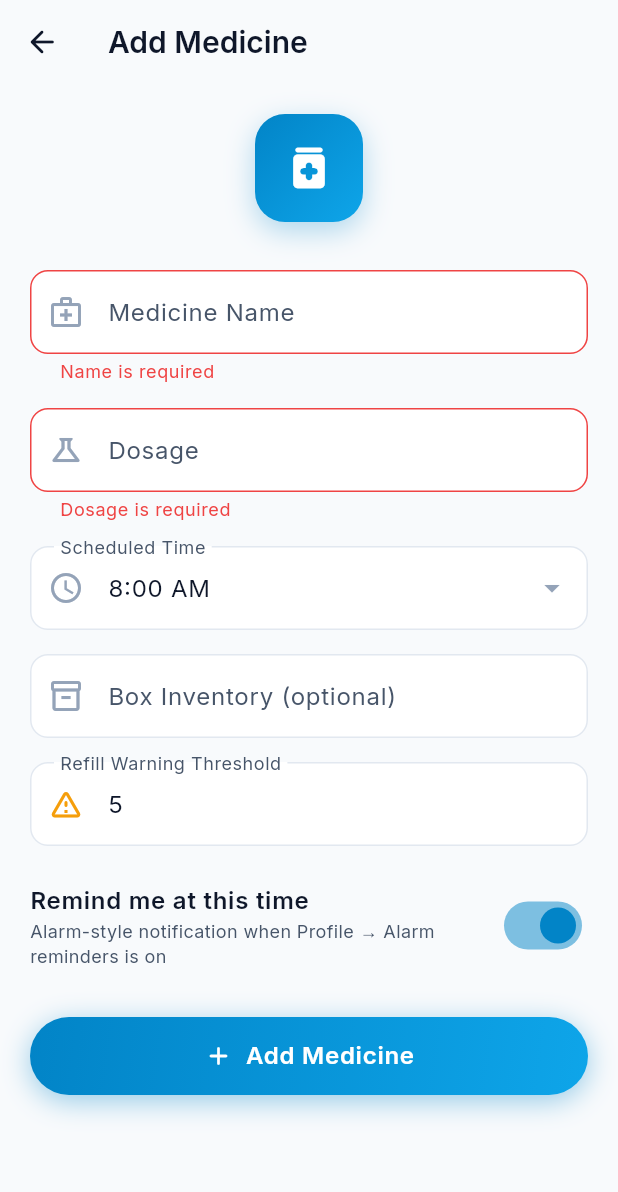
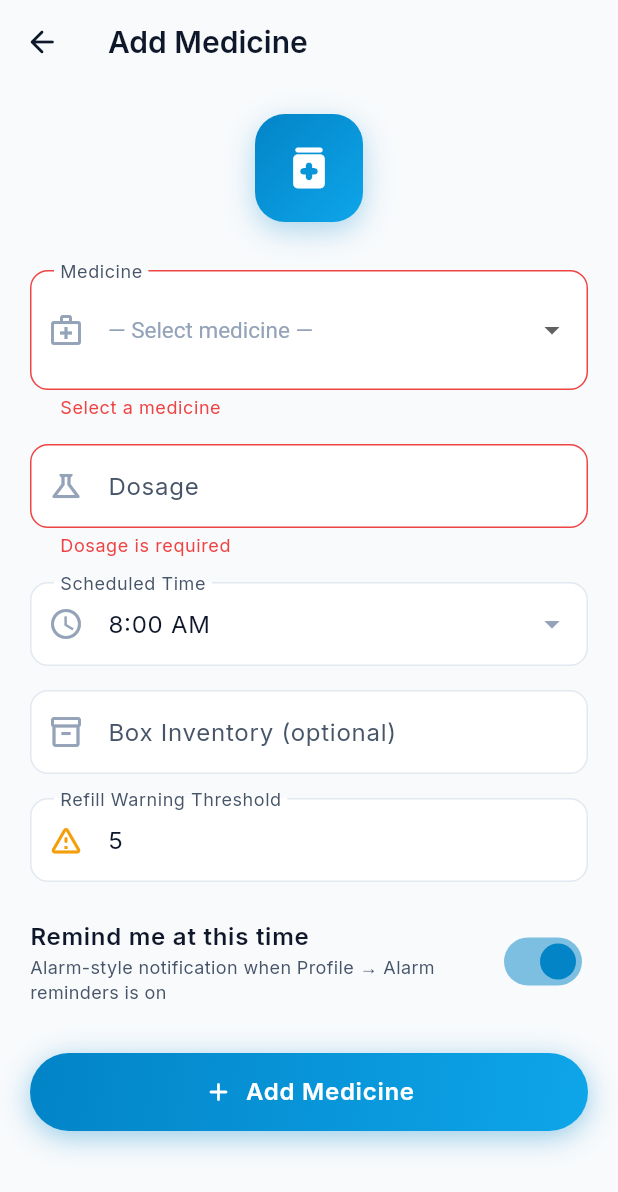
Before and after one commit to inexcusablecoder/Pillpal, a Flutter app: the AddMedicineScreen screen opened directly, after a tap on "Add Medicine", on a phone screen of 412 x 824 dp. Shown: the top 1192 px of the screen. Run offline on Flutter 3.47's test engine with Material 3 defaults, Android fonts, the phone set to English and light mode, and no system bars; drawn by our look-alikes of flutter_animate; our stand-ins replace dio, fl_chart, flutter_local_notifications, flutter_timezone, google_fonts, shared_preferences and 1 more; missing offline and left inert: dart:html; accounts and stored records are empty; network calls fail.

Commit message:
Add reference medicine catalog API, DB migration, and Flutter dropdown with cache fallback.
Made-with: Cursor

```diff
--- /dev/null
+++ b/frontend/pillpal_app/lib/config/common_medicines.dart
@@ -0,0 +1,62 @@
+/// Curated list for the medicine picker (dropdown). Add/edit still saves the chosen name to the API.
+class CommonMedicines {
+  CommonMedicines._();
+
+  /// Sentinel value for "Other — type custom name" in the dropdown.
+  static const String otherValue = '__pillpal_other__';
+
+  static const List<String> names = [
+    'Aceclofenac',
+    'Acyclovir',
+    'Amoxicillin',
+    'Artemether',
+    'Aspirin',
+    'Augmentin',
+    'Azax',
+    'Azithromycin',
+    'Aztreonam',
+    'Brufen',
+    'Calpol',
+    'Cefixime',
+    'Cefotaxime',
+    'Ceftriaxone',
+    'Cetirizine',
+    'Chloramphenicol',
+    'Chloroquine',
+    'Ciprofloxacin',
+    'Clarithromycin',
+    'Combiflam',
+    'Crocin',
+    'Diclofenac',
+    'Dolo 650',
+    'Domperidone',
+    'Doxycycline',
+    'Ibuprofen',
+    'Indomethacin',
+    'Ketorolac',
+    'Levofloxacin',
+    'Linezolid',
+    'Loratadine',
+    'Lumefantrine',
+    'Mefenamic',
+    'Mefloquine',
+    'Metronidazole',
+    'Monocef',
+    'Naproxen',
+    'ORS',
+    'Ondansetron',
+    'Oseltamivir',
+    'Pantoprazole',
+    'Paracetamol',
+    'Piroxicam',
+    'Primaquine',
+    'Quinine',
+    'Remdesivir',
+    'Taxim-O',
+    'Valacyclovir',
+    'Voveran',
+    'Zinc supplements',
+  ];
+
+  static bool isListed(String name) => names.contains(name);
+}
--- a/frontend/pillpal_app/lib/screens/medicines/add_medicine_screen.dart
+++ b/frontend/pillpal_app/lib/screens/medicines/add_medicine_screen.dart
@@ -1,9 +1,11 @@
 import 'package:flutter/material.dart';
 import 'package:flutter_animate/flutter_animate.dart';
 import 'package:provider/provider.dart';
+import '../../config/common_medicines.dart';
 import '../../config/theme.dart';
 import '../../models/medicine.dart';
 import '../../providers/medicine_provider.dart';
+import '../../services/api_client.dart';
 import '../../services/storage_service.dart';
 import '../../widgets/gradient_button.dart';
 
@@ -18,7 +20,10 @@ class AddMedicineScreen extends StatefulWidget {
 
 class _AddMedicineScreenState extends State<AddMedicineScreen> {
   final _formKey = GlobalKey<FormState>();
-  late TextEditingController _nameController;
+  String? _selectedMedicine; // null = not chosen; [CommonMedicines.otherValue] = custom
+  List<String> _catalogNames = List<String>.from(CommonMedicines.names);
+  bool _catalogLoading = true;
+  late TextEditingController _otherNameController;
   late TextEditingController _dosageController;
   late TextEditingController _pillCountController;
   late TextEditingController _thresholdController;
@@ -31,7 +36,16 @@ class _AddMedicineScreenState extends State<AddMedicineScreen> {
   @override
   void initState() {
     super.initState();
-    _nameController = TextEditingController(text: widget.medicine?.name ?? '');
+    _otherNameController = TextEditingController();
+    final existingName = widget.medicine?.name ?? '';
+    if (existingName.isNotEmpty) {
+      if (CommonMedicines.isListed(existingName)) {
+        _selectedMedicine = existingName;
+      } else {
+        _selectedMedicine = CommonMedicines.otherValue;
+        _otherNameController.text = existingName;
+      }
+    }
     _dosageController = TextEditingController(text: widget.medicine?.dosage ?? '');
     _pillCountController = TextEditingController(
       text: widget.medicine?.pillCount?.toString() ?? '',
@@ -47,11 +61,58 @@ class _AddMedicineScreenState extends State<AddMedicineScreen> {
         }
       });
     }
+    WidgetsBinding.instance.addPostFrameCallback((_) => _loadMedicineCatalog());
+  }
+
+  void _reconcileSelectionWithCatalog() {
+    final med = widget.medicine;
+    if (med == null) return;
+    final n = med.name;
+    if (_catalogNames.contains(n)) {
+      _selectedMedicine = n;
+    } else {
+      _selectedMedicine = CommonMedicines.otherValue;
+      _otherNameController.text = n;
+    }
+  }
+
+  Future<void> _loadMedicineCatalog() async {
+    final storage = await StorageService.getInstance();
+    final cached = storage.getMedicineCatalogNames();
+    if (cached != null && cached.isNotEmpty && mounted) {
+      setState(() {
+        _catalogNames = cached;
+        _reconcileSelectionWithCatalog();
+      });
+    }
+    try {
+      final raw = await ApiClient.instance.getMedicineCatalog();
+      final names = raw
+          .map((e) => (e as Map<String, dynamic>)['name'] as String)
+          .toList();
+      await storage.saveMedicineCatalogNames(names);
+      if (!mounted) return;
+      setState(() {
+        _catalogNames = names;
+        _catalogLoading = false;
+        _reconcileSelectionWithCatalog();
+      });
+    } catch (_) {
+      if (mounted) {
+        setState(() {
+          _catalogLoading = false;
+          if (_catalogNames.isEmpty) {
+            _catalogNames = List<String>.from(CommonMedicines.names);
+          }
+          _reconcileSelectionWithCatalog();
+        });
+      }
+    }
   }
 
   @override
   void dispose() {
-    _nameController.dispose();
+    _otherNameController.dispose();
     _dosageController.dispose();
     _pillCountController.dispose();
     _thresholdController.dispose();
@@ -92,12 +153,34 @@ class _AddMedicineScreenState extends State<AddMedicineScreen> {
     }
   }
 
+  String? _resolvedMedicineName() {
+    if (_selectedMedicine == null) return null;
+    if (_selectedMedicine == CommonMedicines.otherValue) {
+      return _otherNameController.text.trim();
+    }
+    return _selectedMedicine;
+  }
+
   Future<void> _save() async {
     if (!_formKey.currentState!.validate()) return;
 
     setState(() => _isLoading = true);
 
     final meds = context.read<MedicineProvider>();
+    final name = _resolvedMedicineName();
+    if (name == null || name.isEmpty) {
+      setState(() => _isLoading = false);
+      if (mounted) {
+        ScaffoldMessenger.of(context).showSnackBar(
+          const SnackBar(
+            content: Text('Select a medicine from the list or enter a name under Other.'),
+            backgroundColor: AppColors.danger,
+          ),
+        );
+      }
+      return;
+    }
+
     final pillCount = _pillCountController.text.trim().isNotEmpty
         ? int.tryParse(_pillCountController.text.trim())
         : null;
@@ -110,7 +193,7 @@ class _AddMedicineScreenState extends State<AddMedicineScreen> {
     if (isEditing) {
       ok = await meds.updateMedicine(
         widget.medicine!.id,
-        name: _nameController.text.trim(),
+        name: name,
         dosage: _dosageController.text.trim(),
         scheduledTime: _timeToApi(_selectedTime),
         reminderEnabled: _reminderEnabled,
@@ -119,7 +202,7 @@ class _AddMedicineScreenState extends State<AddMedicineScreen> {
       if (ok) medId = widget.medicine!.id;
     } else {
       medId = await meds.addMedicine(
-        name: _nameController.text.trim(),
+        name: name,
         dosage: _dosageController.text.trim(),
         scheduledTime: _timeToApi(_selectedTime),
         reminderEnabled: _reminderEnabled,
@@ -196,18 +279,66 @@ class _AddMedicineScreenState extends State<AddMedicineScreen> {
                 ),
               ).animate().fadeIn(duration: 400.ms).scale(begin: const Offset(0.8, 0.8)),
               const SizedBox(height: 32),
+              if (_catalogLoading)
+                const Padding(
+                  padding: EdgeInsets.only(bottom: 12),
+                  child: LinearProgressIndicator(
+                    minHeight: 2,
+                    color: AppColors.primary,
+                    backgroundColor: AppColors.surfaceLight,
+                  ),
+                ),
 
-              // Name
-              TextFormField(
-                controller: _nameController,
-                style: const TextStyle(color: AppColors.textPrimary),
+              // Medicine (dropdown from API/DB + cache; fallback: bundled list)
+              DropdownButtonFormField<String?>(
+                // ignore: deprecated_member_use
+                value: _selectedMedicine,
+                isExpanded: true,
+                isDense: false,
+                menuMaxHeight: 360,
+                dropdownColor: AppColors.surface,
+                style: const TextStyle(color: AppColors.textPrimary, fontSize: 15),
                 decoration: const InputDecoration(
-                  labelText: 'Medicine Name',
+                  labelText: 'Medicine',
                   prefixIcon: Icon(Icons.medical_services_outlined, color: AppColors.textMuted),
-                  hintText: 'e.g. Metformin',
+                  hintText: 'Choose from list',
                 ),
-                validator: (v) => v == null || v.trim().isEmpty ? 'Name is required' : null,
+                items: [
+                  const DropdownMenuItem<String?>(
+                    value: null,
+                    child: Text(
+                      '— Select medicine —',
+                      style: TextStyle(color: AppColors.textMuted),
+                    ),
+                  ),
+                  ..._catalogNames.map(
+                    (n) => DropdownMenuItem<String?>(
+                      value: n,
+                      child: Text(n, overflow: TextOverflow.ellipsis),
+                    ),
+                  ),
+                  const DropdownMenuItem<String?>(
+                    value: CommonMedicines.otherValue,
+                    child: Text('Other — type name below'),
+                  ),
+                ],
+                onChanged: (v) => setState(() => _selectedMedicine = v),
+                validator: (v) => v == null ? 'Select a medicine' : null,
               ).animate().fadeIn(duration: 400.ms, delay: 100.ms).slideX(begin: 0.1),
+              if (_selectedMedicine == CommonMedicines.otherValue) ...[
+                const SizedBox(height: 12),
+                TextFormField(
+                  controller: _otherNameController,
+                  style: const TextStyle(color: AppColors.textPrimary),
+                  decoration: const InputDecoration(
+                    labelText: 'Custom medicine name',
+                    prefixIcon: Icon(Icons.edit_note_rounded, color: AppColors.textMuted),
+                    hintText: 'e.g. custom brand',
+                  ),
+                  validator: (v) =>
+                      v == null || v.trim().isEmpty ? 'Enter the medicine name' : null,
+                ).animate().fadeIn(duration: 300.ms).slideX(begin: 0.05),
+              ],
               const SizedBox(height: 16),
 
               // Dosage
--- a/frontend/pillpal_app/lib/services/api_client.dart
+++ b/frontend/pillpal_app/lib/services/api_client.dart
@@ -110,6 +110,12 @@ class ApiClient {
     return response.data as List<dynamic>;
   }
 
+  /// Curated names from DB (`reference_medicines`) — same on Neon and local Postgres.
+  Future<List<dynamic>> getMedicineCatalog() async {
+    final response = await _dio.get('/medicines/catalog');
+    return response.data as List<dynamic>;
+  }
+
   Future<Map<String, dynamic>> createMedicine({
     required String name,
     required String dosage,
--- a/frontend/pillpal_app/lib/services/storage_service.dart
+++ b/frontend/pillpal_app/lib/services/storage_service.dart
@@ -124,6 +124,17 @@ class StorageService {
     await _prefs.remove(AppConstants.userKey);
   }
 
+  // ── Medicine catalog (from GET /medicines/cache for offline dropdown) ──
+  static const String _medicineCatalogKey = 'pillpal_medicine_catalog_names';
+
+  Future<void> saveMedicineCatalogNames(List<String> names) async {
+    await _prefs.setStringList(_medicineCatalogKey, names);
+  }
+
+  List<String>? getMedicineCatalogNames() {
+    return _prefs.getStringList(_medicineCatalogKey);
+  }
+
   // ── Clear All ──────────────────────────────────────
   Future<void> clearAll() async {
     await _prefs.remove(AppConstants.tokenKey);
```
Also changed, not shown: frontend/pillpal_app/lib/config/constants.dart (+6 -3 lines), 6 other files.
